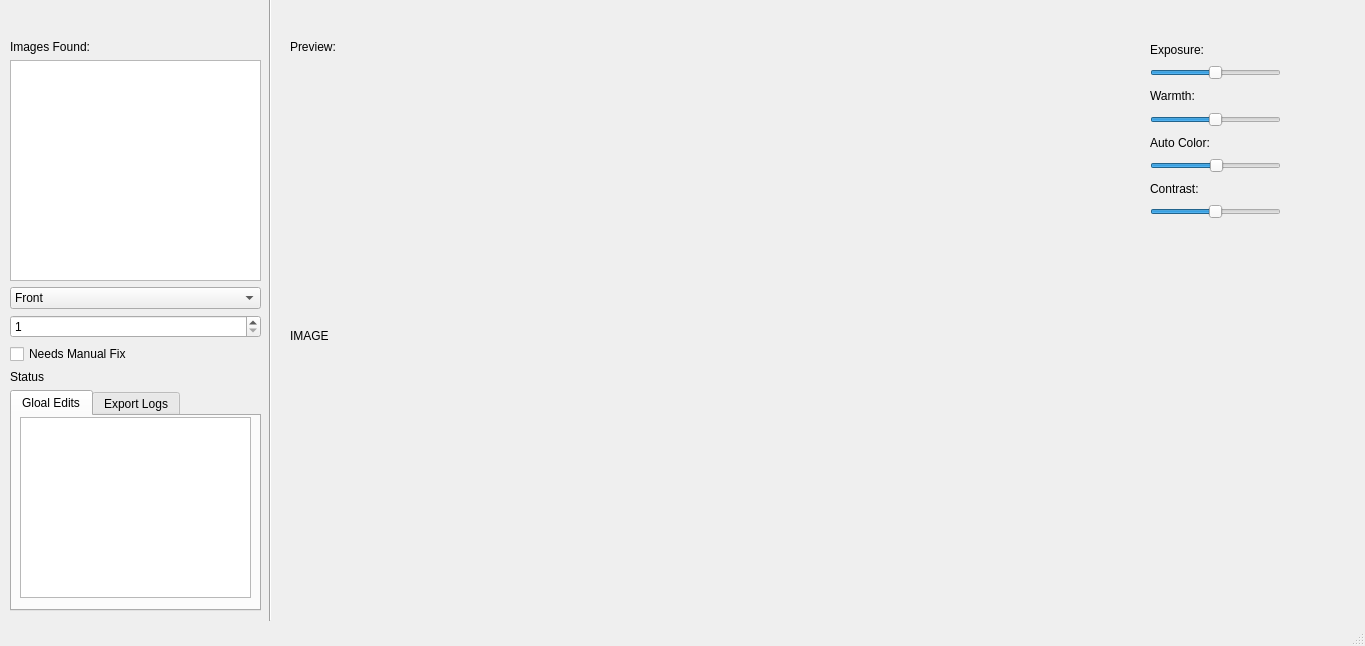
Old version of the form phote.ui in the repository MichaelMarkovsky/phote.
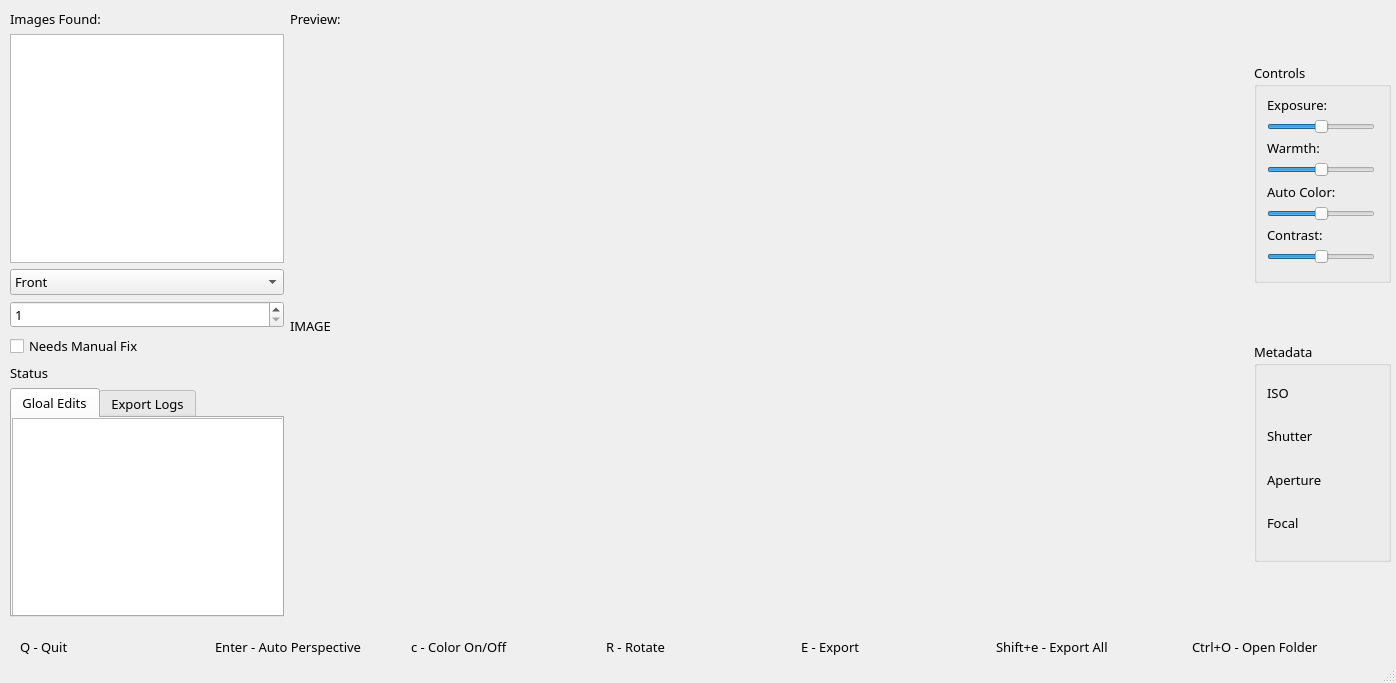
New version of the form. The open tabs and pages were chosen to show the change.

Diff of the .ui file:
```diff
--- a/phote.ui
+++ b/phote.ui
@@ -6,10 +6,16 @@
    <rect>
     <x>0</x>
     <y>0</y>
-    <width>1365</width>
-    <height>646</height>
+    <width>1396</width>
+    <height>683</height>
    </rect>
   </property>
+  <property name="font">
+   <font>
+    <family>Mononoki Nerd Font</family>
+    <pointsize>10</pointsize>
+   </font>
+  </property>
   <property name="windowTitle">
    <string>MainWindow</string>
   </property>
@@ -19,153 +25,29 @@
   <property name="autoFillBackground">
    <bool>false</bool>
   </property>
+  <property name="documentMode">
+   <bool>false</bool>
+  </property>
   <widget class="QWidget" name="centralwidget">
-   <widget class="Line" name="line">
-    <property name="geometry">
-     <rect>
-      <x>230</x>
-      <y>-20</y>
-      <width>81</width>
-      <height>641</height>
-     </rect>
-    </property>
-    <property name="orientation">
-     <enum>Qt::Orientation::Vertical</enum>
-    </property>
-   </widget>
-   <widget class="QWidget" name="verticalLayoutWidget">
-    <property name="geometry">
-     <rect>
-      <x>290</x>
-      <y>40</y>
-      <width>841</width>
-      <height>571</height>
-     </rect>
-    </property>
-    <layout class="QVBoxLayout" name="verticalLayout">
-     <item>
-      <widget class="QLabel" name="label">
-       <property name="text">
-        <string>Preview:</string>
-       </property>
-      </widget>
-     </item>
-     <item>
-      <widget class="QLabel" name="preview">
-       <property name="sizePolicy">
-        <sizepolicy hsizetype="Expanding" vsizetype="Expanding">
-         <horstretch>0</horstretch>
-         <verstretch>0</verstretch>
-        </sizepolicy>
-       </property>
-       <property name="text">
-        <string>IMAGE</string>
-       </property>
-      </widget>
-     </item>
-    </layout>
-   </widget>
-   <widget class="QWidget" name="verticalLayoutWidget_2">
-    <property name="geometry">
-     <rect>
-      <x>1150</x>
-      <y>40</y>
-      <width>131</width>
-      <height>179</height>
-     </rect>
-    </property>
-    <layout class="QVBoxLayout" name="verticalLayout_2">
-     <item>
-      <widget class="QLabel" name="label_3">
-       <property name="text">
-        <string>Exposure:</string>
-       </property>
-      </widget>
-     </item>
-     <item>
-      <widget class="QSlider" name="exposureSlider">
-       <property name="minimum">
-        <number>-20</number>
-       </property>
-       <property name="maximum">
-        <number>20</number>
-       </property>
-       <property name="orientation">
-        <enum>Qt::Orientation::Horizontal</enum>
-       </property>
-      </widget>
-     </item>
-     <item>
-      <widget class="QLabel" name="label_4">
-       <property name="text">
-        <string>Warmth:</string>
-       </property>
-      </widget>
-     </item>
-     <item>
-      <widget class="QSlider" name="warmthSlider">
-       <property name="minimum">
-        <number>-50</number>
-       </property>
-       <property name="maximum">
-        <number>50</number>
-       </property>
-       <property name="orientation">
-        <enum>Qt::Orientation::Horizontal</enum>
-       </property>
-      </widget>
-     </item>
-     <item>
-      <widget class="QLabel" name="label_5">
-       <property name="text">
-        <string>Auto Color:</string>
-       </property>
-      </widget>
-     </item>
-     <item>
-      <widget class="QSlider" name="colorFixSlider">
-       <property name="value">
-        <number>50</number>
-       </property>
-       <property name="orientation">
-        <enum>Qt::Orientation::Horizontal</enum>
-       </property>
-      </widget>
-     </item>
-     <item>
-      <widget class="QLabel" name="label_6">
-       <property name="text">
-        <string>Contrast:</string>
-       </property>
-      </widget>
-     </item>
-     <item>
-      <widget class="QSlider" name="contrastSlider">
-       <property name="minimum">
-        <number>0</number>
-       </property>
-       <property name="maximum">
-        <number>100</number>
-       </property>
-       <property name="value">
-        <number>50</number>
-       </property>
-       <property name="orientation">
-        <enum>Qt::Orientation::Horizontal</enum>
-       </property>
-      </widget>
-     </item>
-    </layout>
-   </widget>
-   <widget class="QWidget" name="verticalLayoutWidget_3">
+   <widget class="QWidget" name="verticalLayoutWidget_4">
     <property name="geometry">
      <rect>
       <x>10</x>
-      <y>40</y>
-      <width>251</width>
-      <height>571</height>
+      <y>10</y>
+      <width>1381</width>
+      <height>651</height>
      </rect>
     </property>
+    <layout class="QVBoxLayout" name="verticalLayout_4">
+     <item>
+      <layout class="QHBoxLayout" name="horizontalLayout_2" stretch="2,7,1">
+       <property name="sizeConstraint">
+        <enum>QLayout::SizeConstraint::SetDefaultConstraint</enum>
+       </property>
+       <property name="bottomMargin">
+        <number>10</number>
+       </property>
+       <item>
     <layout class="QVBoxLayout" name="verticalLayout_3">
      <item>
       <widget class="QLabel" name="label_2">
@@ -227,12 +109,18 @@
         <widget class="QListWidget" name="photoList">
          <property name="geometry">
           <rect>
-           <x>8</x>
-           <y>1</y>
-           <width>231</width>
-           <height>181</height>
-          </rect>
-         </property>
+               <x>0</x>
+               <y>0</y>
+               <width>271</width>
+               <height>221</height>
+              </rect>
+             </property>
+             <property name="sizePolicy">
+              <sizepolicy hsizetype="Expanding" vsizetype="Expanding">
+               <horstretch>0</horstretch>
+               <verstretch>0</verstretch>
+              </sizepolicy>
+             </property>
         </widget>
        </widget>
        <widget class="QWidget" name="tab_2">
@@ -254,6 +142,309 @@
         </widget>
        </widget>
       </widget>
+         </item>
+        </layout>
+       </item>
+       <item>
+        <layout class="QVBoxLayout" name="verticalLayout">
+         <item>
+          <widget class="QLabel" name="label">
+           <property name="text">
+            <string>Preview:</string>
+           </property>
+          </widget>
+         </item>
+         <item>
+          <widget class="QLabel" name="preview">
+           <property name="sizePolicy">
+            <sizepolicy hsizetype="Expanding" vsizetype="Expanding">
+             <horstretch>0</horstretch>
+             <verstretch>0</verstretch>
+            </sizepolicy>
+           </property>
+           <property name="text">
+            <string>IMAGE</string>
+           </property>
+          </widget>
+         </item>
+        </layout>
+       </item>
+       <item>
+        <layout class="QVBoxLayout" name="verticalLayout_5">
+         <item>
+          <widget class="QGroupBox" name="groupBox_2">
+           <property name="sizePolicy">
+            <sizepolicy hsizetype="Preferred" vsizetype="Preferred">
+             <horstretch>0</horstretch>
+             <verstretch>0</verstretch>
+            </sizepolicy>
+           </property>
+           <property name="maximumSize">
+            <size>
+             <width>16777215</width>
+             <height>220</height>
+            </size>
+           </property>
+           <property name="title">
+            <string>Controls</string>
+           </property>
+           <widget class="QWidget" name="verticalLayoutWidget_3">
+            <property name="geometry">
+             <rect>
+              <x>10</x>
+              <y>20</y>
+              <width>121</width>
+              <height>191</height>
+             </rect>
+            </property>
+            <layout class="QVBoxLayout" name="verticalLayout_6">
+             <property name="spacing">
+              <number>3</number>
+             </property>
+             <property name="sizeConstraint">
+              <enum>QLayout::SizeConstraint::SetMaximumSize</enum>
+             </property>
+             <property name="leftMargin">
+              <number>3</number>
+             </property>
+             <property name="topMargin">
+              <number>10</number>
+             </property>
+             <property name="rightMargin">
+              <number>10</number>
+             </property>
+             <property name="bottomMargin">
+              <number>10</number>
+             </property>
+             <item>
+              <widget class="QLabel" name="label_14">
+               <property name="text">
+                <string>Exposure:</string>
+               </property>
+              </widget>
+             </item>
+             <item>
+              <widget class="QSlider" name="exposureSlider">
+               <property name="minimum">
+                <number>-20</number>
+               </property>
+               <property name="maximum">
+                <number>20</number>
+               </property>
+               <property name="orientation">
+                <enum>Qt::Orientation::Horizontal</enum>
+               </property>
+              </widget>
+             </item>
+             <item>
+              <widget class="QLabel" name="label_15">
+               <property name="text">
+                <string>Warmth:</string>
+               </property>
+              </widget>
+             </item>
+             <item>
+              <widget class="QSlider" name="warmthSlider">
+               <property name="minimum">
+                <number>-50</number>
+               </property>
+               <property name="maximum">
+                <number>50</number>
+               </property>
+               <property name="orientation">
+                <enum>Qt::Orientation::Horizontal</enum>
+               </property>
+              </widget>
+             </item>
+             <item>
+              <widget class="QLabel" name="label_16">
+               <property name="text">
+                <string>Auto Color:</string>
+               </property>
+              </widget>
+             </item>
+             <item>
+              <widget class="QSlider" name="colorFixSlider">
+               <property name="value">
+                <number>50</number>
+               </property>
+               <property name="orientation">
+                <enum>Qt::Orientation::Horizontal</enum>
+               </property>
+              </widget>
+             </item>
+             <item>
+              <widget class="QLabel" name="label_17">
+               <property name="text">
+                <string>Contrast:</string>
+               </property>
+              </widget>
+             </item>
+             <item>
+              <widget class="QSlider" name="contrastSlider">
+               <property name="minimum">
+                <number>0</number>
+               </property>
+               <property name="maximum">
+                <number>100</number>
+               </property>
+               <property name="value">
+                <number>50</number>
+               </property>
+               <property name="orientation">
+                <enum>Qt::Orientation::Horizontal</enum>
+               </property>
+              </widget>
+             </item>
+            </layout>
+           </widget>
+          </widget>
+         </item>
+         <item>
+          <widget class="QGroupBox" name="groupBox">
+           <property name="sizePolicy">
+            <sizepolicy hsizetype="Preferred" vsizetype="Preferred">
+             <horstretch>0</horstretch>
+             <verstretch>0</verstretch>
+            </sizepolicy>
+           </property>
+           <property name="maximumSize">
+            <size>
+             <width>16777215</width>
+             <height>220</height>
+            </size>
+           </property>
+           <property name="title">
+            <string>Metadata</string>
+           </property>
+           <widget class="QWidget" name="verticalLayoutWidget_2">
+            <property name="geometry">
+             <rect>
+              <x>10</x>
+              <y>20</y>
+              <width>121</width>
+              <height>191</height>
+             </rect>
+            </property>
+            <layout class="QVBoxLayout" name="verticalLayout_2">
+             <property name="spacing">
+              <number>3</number>
+             </property>
+             <property name="sizeConstraint">
+              <enum>QLayout::SizeConstraint::SetMaximumSize</enum>
+             </property>
+             <property name="leftMargin">
+              <number>3</number>
+             </property>
+             <property name="topMargin">
+              <number>10</number>
+             </property>
+             <property name="rightMargin">
+              <number>10</number>
+             </property>
+             <property name="bottomMargin">
+              <number>10</number>
+             </property>
+             <item>
+              <widget class="QLabel" name="isoLabel">
+               <property name="text">
+                <string>ISO</string>
+               </property>
+              </widget>
+             </item>
+             <item>
+              <widget class="QLabel" name="shutterLabel">
+               <property name="text">
+                <string>Shutter</string>
+               </property>
+              </widget>
+             </item>
+             <item>
+              <widget class="QLabel" name="apertureLabel">
+               <property name="text">
+                <string>Aperture</string>
+               </property>
+              </widget>
+             </item>
+             <item>
+              <widget class="QLabel" name="lensLabel">
+               <property name="text">
+                <string>Focal</string>
+               </property>
+              </widget>
+             </item>
+            </layout>
+           </widget>
+          </widget>
+         </item>
+        </layout>
+       </item>
+      </layout>
+     </item>
+     <item>
+      <layout class="QHBoxLayout" name="shortcutBarLayout">
+       <property name="leftMargin">
+        <number>10</number>
+       </property>
+       <property name="topMargin">
+        <number>5</number>
+       </property>
+       <property name="rightMargin">
+        <number>10</number>
+       </property>
+       <property name="bottomMargin">
+        <number>5</number>
+       </property>
+       <item>
+        <widget class="QLabel" name="label_7">
+         <property name="text">
+          <string>Q - Quit</string>
+         </property>
+        </widget>
+       </item>
+       <item>
+        <widget class="QLabel" name="label_8">
+         <property name="text">
+          <string>Enter - Auto Perspective</string>
+         </property>
+        </widget>
+       </item>
+       <item>
+        <widget class="QLabel" name="label_10">
+         <property name="text">
+          <string>c - Color On/Off</string>
+         </property>
+        </widget>
+       </item>
+       <item>
+        <widget class="QLabel" name="label_9">
+         <property name="text">
+          <string>R - Rotate</string>
+         </property>
+        </widget>
+       </item>
+       <item>
+        <widget class="QLabel" name="label_11">
+         <property name="text">
+          <string>E - Export</string>
+         </property>
+        </widget>
+       </item>
+       <item>
+        <widget class="QLabel" name="label_12">
+         <property name="text">
+          <string>Shift+e - Export All</string>
+         </property>
+        </widget>
+       </item>
+       <item>
+        <widget class="QLabel" name="label_13">
+         <property name="text">
+          <string>Ctrl+O - Open Folder</string>
+         </property>
+        </widget>
+       </item>
+      </layout>
      </item>
     </layout>
    </widget>
```
Left out of the diff: 10 changed lines with no effect on the pictures. Lines whose indentation alone changed are shown as unchanged.
